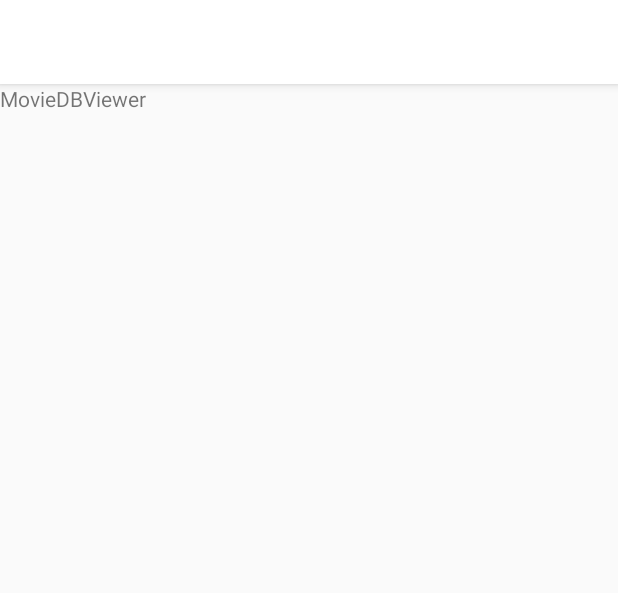
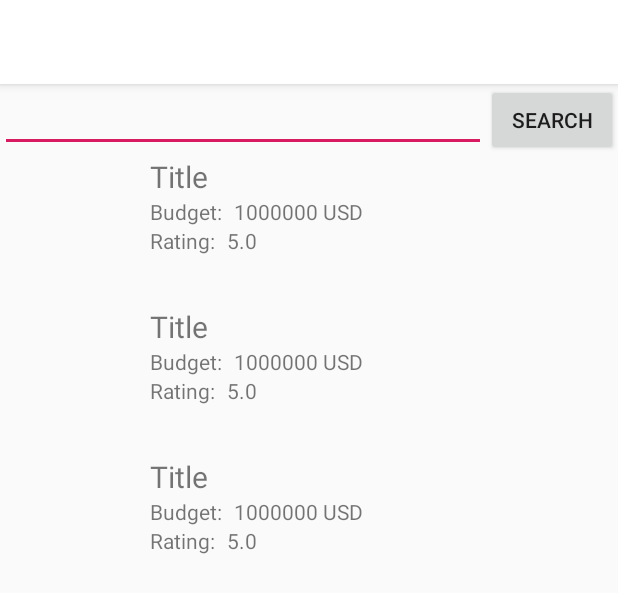
Before and after one commit to balazsgerlei/MovieDBViewer, an Android app: the layout fragment_main.xml on its own in the app's theme, with its tools: preview values and no code run, on a phone screen of 412 x 824 dp. Shown: the top 593 px of the screen. Run offline under Robolectric (Android 15) with nearby library versions, the phone set to English and light mode, and no system bars.

Commit message:
First working implementation. Implemented the basic, but working layout of MainFragment, wired in Views. Implemented MovieListAdapter: a RecyclerViewAdapter to display movies. Created the basic layout for rows, and wired in Views to ViewHolder. Implemented GetMoviesUseCase and added an Observer to MainFragment which subscribed when the UseCase is executed on the Search button press. Removed Entity interface - no persistence is required and thus these objects are rather model objects than entites. Added MoviePage model object to represet pages returned by the API. Added SerializedName annotations for Movie model object where "_" was used in names in API.

```diff
--- a/MovieDBViewer/app/src/main/res/layout/fragment_main.xml
+++ b/MovieDBViewer/app/src/main/res/layout/fragment_main.xml
@@ -21,9 +21,28 @@
 
     </android.support.design.widget.AppBarLayout>
 
-    <TextView
-        android:layout_width="wrap_content"
-        android:layout_height="wrap_content"
-        android:text="@string/app_name"/>
+    <LinearLayout
+        android:layout_width="match_parent"
+        android:layout_height="wrap_content">
+
+        <EditText
+            android:id="@+id/etSearch"
+            android:layout_width="0dp"
+            android:layout_height="wrap_content"
+            android:layout_weight="1"/>
+
+        <Button
+            android:id="@+id/btnSearch"
+            android:layout_width="wrap_content"
+            android:layout_height="wrap_content"
+            android:text="@string/search"/>
+
+    </LinearLayout>
+
+    <android.support.v7.widget.RecyclerView
+        android:id="@+id/rvMovies"
+        android:layout_width="match_parent"
+        android:layout_height="match_parent"
+        tools:listitem="@layout/row_movie"/>
 
 </LinearLayout>
--- /dev/null
+++ b/MovieDBViewer/app/src/main/res/layout/row_movie.xml
@@ -0,0 +1,65 @@
+<?xml version="1.0" encoding="utf-8"?>
+<LinearLayout
+    xmlns:android="http://schemas.android.com/apk/res/android"
+    android:layout_width="match_parent"
+    android:layout_height="100dp"
+    android:orientation="horizontal">
+
+    <ImageView
+        android:id="@+id/ivMovieImage"
+        android:layout_width="100dp"
+        android:layout_height="100dp" />
+
+    <LinearLayout
+        android:layout_width="match_parent"
+        android:layout_height="match_parent"
+        android:orientation="vertical">
+
+        <TextView
+            android:id="@+id/tvTitle"
+            android:layout_width="match_parent"
+            android:layout_height="wrap_content"
+            android:textSize="20sp"
+            android:text="Title"/>
+
+        <LinearLayout
+            android:layout_width="match_parent"
+            android:layout_height="wrap_content"
+            android:orientation="horizontal">
+
+            <TextView
+                android:layout_width="wrap_content"
+                android:layout_height="wrap_content"
+                android:text="@string/budget"/>
+
+            <TextView
+                android:id="@+id/tvBudget"
+                android:layout_width="match_parent"
+                android:layout_height="wrap_content"
+                android:layout_marginLeft="8dp"
+                android:text="1000000 USD"/>
+
+        </LinearLayout>
+
+        <LinearLayout
+            android:layout_width="match_parent"
+            android:layout_height="wrap_content"
+            android:orientation="horizontal">
+
+            <TextView
+                android:layout_width="wrap_content"
+                android:layout_height="wrap_content"
+                android:text="@string/rating"/>
+
+            <TextView
+                android:id="@+id/tvRating"
+                android:layout_width="match_parent"
+                android:layout_height="wrap_content"
+                android:layout_marginLeft="8dp"
+                android:text="5.0"/>
+
+        </LinearLayout>
+
+    </LinearLayout>
+
+</LinearLayout>
--- a/MovieDBViewer/app/src/main/res/values/strings.xml
+++ b/MovieDBViewer/app/src/main/res/values/strings.xml
@@ -1,3 +1,6 @@
 <resources>
     <string name="app_name">MovieDBViewer</string>
+    <string name="search">Search</string>
+    <string name="budget">Budget:</string>
+    <string name="rating">Rating:</string>
 </resources>
```
Also changed, not shown: MovieDBViewer/app/src/main/java/hu/gerlotdev/moviedbviewer/data/entity/Entity.java (deleted, +0 -9 lines), MovieDBViewer/app/src/main/java/hu/gerlotdev/moviedbviewer/data/model/Movie.java (renamed from MovieDBViewer/app/src/main/java/hu/gerlotdev/moviedbviewer/data/entity/Movie.java, +20 -4 lines), MovieDBViewer/app/src/main/java/hu/gerlotdev/moviedbviewer/data/model/MoviePage.java (added, +44 -0 lines), MovieDBViewer/app/src/main/java/hu/gerlotdev/moviedbviewer/data/network/MovieApi.java (+5 -6 lines), MovieDBViewer/app/src/main/java/hu/gerlotdev/moviedbviewer/domain/usecase/GetMoviesUseCase.java (added, +25 -0 lines), MovieDBViewer/app/src/main/java/hu/gerlotdev/moviedbviewer/presentation/main/MainFragment.java (+60 -1 lines), MovieDBViewer/app/src/main/java/hu/gerlotdev/moviedbviewer/presentation/main/MovieListAdapter.java (added, +81 -0 lines).
